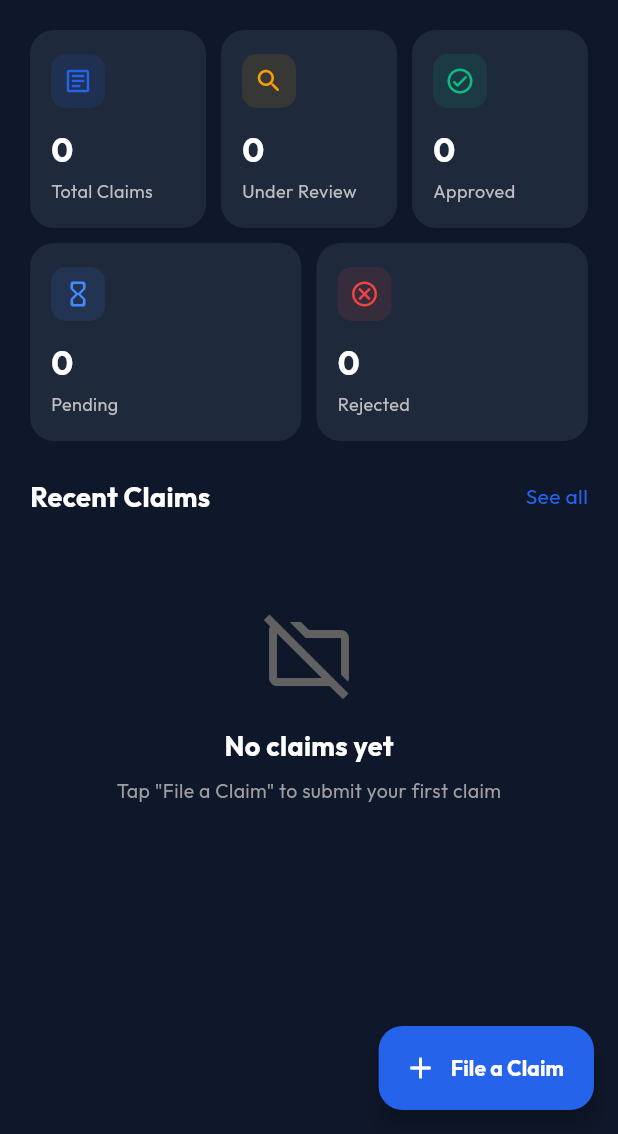
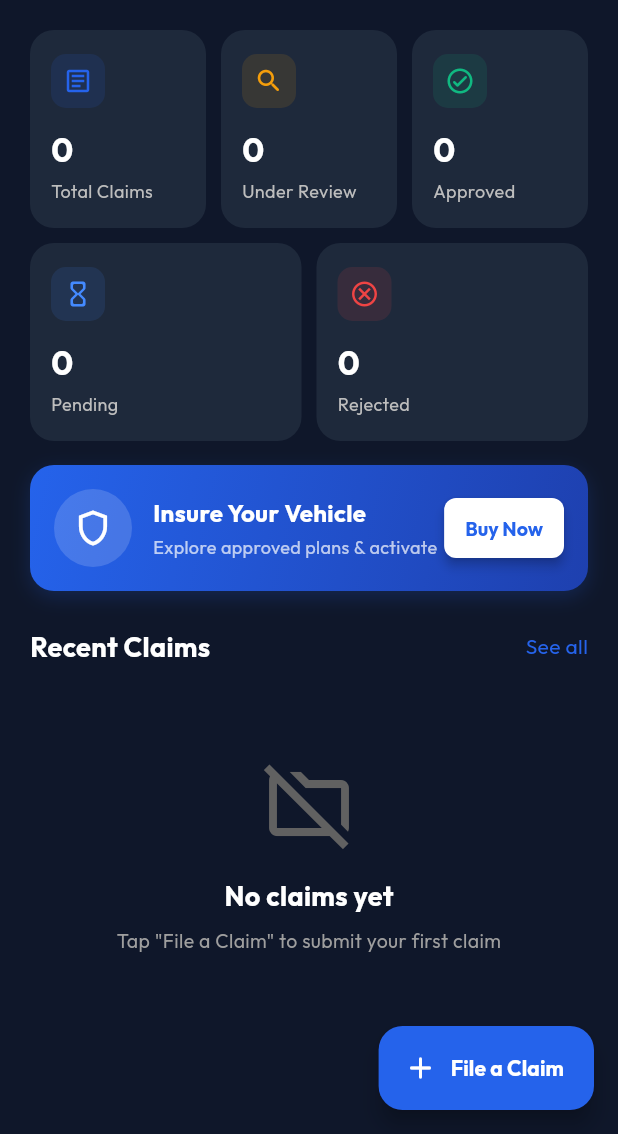
Before and after one commit to viveknarawade/Automated-Insurance-Claim-Fraud-Investigator, a Flutter app: the CustomerDashboardScreen screen opened directly, on a phone screen of 412 x 824 dp, the part 102-1236 px from its top. Run offline on Flutter 3.47's test engine with Material 3 defaults, Android fonts, the phone set to English and light mode, and no system bars; our stand-ins replace file_picker, google_fonts, image_picker, shared_preferences; accounts and stored records are empty; network calls fail.

Commit message:
Enable method security, protect policies endpoint, and add policy action cards to customer dashboard

```diff
--- a/insurance_flutter_app/lib/screens/customer/customer_dashboard_screen.dart
+++ b/insurance_flutter_app/lib/screens/customer/customer_dashboard_screen.dart
@@ -7,6 +7,7 @@ import '../../services/claim_service.dart';
 import '../../theme/app_theme.dart';
 import 'claim_detail_screen.dart';
 import 'submit_claim_screen.dart';
+import 'buy_policy_screen.dart';
 
 class CustomerDashboardScreen extends StatefulWidget {
   const CustomerDashboardScreen({super.key});
@@ -240,6 +241,102 @@ class _CustomerDashboardScreenState extends State<CustomerDashboardScreen> {
                           ),
                         ],
                       ),
+              ),
+            ),
+
+            // ── QUICK ACTION: EXPLORE / BUY POLICY ────────────
+            SliverToBoxAdapter(
+              child: Padding(
+                padding: const EdgeInsets.fromLTRB(20, 16, 20, 0),
+                child: Container(
+                  padding: const EdgeInsets.all(16),
+                  decoration: BoxDecoration(
+                    gradient: const LinearGradient(
+                      colors: [
+                        AppTheme.primaryBlue,
+                        Color(0xFF1E40AF),
+                      ],
+                      begin: Alignment.topLeft,
+                      end: Alignment.bottomRight,
+                    ),
+                    borderRadius: BorderRadius.circular(16),
+                    boxShadow: [
+                      BoxShadow(
+                        color: AppTheme.primaryBlue.withAlpha(50),
+                        blurRadius: 10,
+                        offset: const Offset(0, 4),
+                      ),
+                    ],
+                  ),
+                  child: Row(
+                    children: [
+                      Container(
+                        padding: const EdgeInsets.all(12),
+                        decoration: BoxDecoration(
+                          color: Colors.white.withAlpha(40),
+                          shape: BoxShape.circle,
+                        ),
+                        child: const Icon(
+                          Icons.shield_outlined,
+                          color: Colors.white,
+                          size: 28,
+                        ),
+                      ),
+                      const SizedBox(width: 14),
+                      const Expanded(
+                        child: Column(
+                          crossAxisAlignment: CrossAxisAlignment.start,
+                          children: [
+                            Text(
+                              'Insure Your Vehicle',
+                              style: TextStyle(
+                                color: Colors.white,
+                                fontSize: 16,
+                                fontWeight: FontWeight.bold,
+                              ),
+                            ),
+                            SizedBox(height: 2),
+                            Text(
+                              'Explore approved plans & activate',
+                              style: TextStyle(
+                                color: Colors.white70,
+                                fontSize: 12,
+                              ),
+                            ),
+                          ],
+                        ),
+                      ),
+                      ElevatedButton(
+                        onPressed: () {
+                          Navigator.push(
+                            context,
+                            MaterialPageRoute(
+                              builder: (_) => const BuyPolicyScreen(),
+                            ),
+                          );
+                        },
+                        style: ElevatedButton.styleFrom(
+                          backgroundColor: Colors.white,
+                          foregroundColor: AppTheme.primaryBlue,
+                          padding: const EdgeInsets.symmetric(
+                            horizontal: 14,
+                            vertical: 8,
+                          ),
+                          shape: RoundedRectangleBorder(
+                            borderRadius: BorderRadius.circular(8),
+                          ),
+                        ),
+                        child: const Text(
+                          'Buy Now',
+                          style: TextStyle(
+                            fontWeight: FontWeight.bold,
+                            fontSize: 13,
+                          ),
+                        ),
+                      ),
+                    ],
+                  ),
+                ),
               ),
             ),
 
--- a/insurance_flutter_app/lib/screens/customer/my_policies_screen.dart
+++ b/insurance_flutter_app/lib/screens/customer/my_policies_screen.dart
@@ -56,7 +56,11 @@ class _MyPoliciesScreenState extends State<MyPoliciesScreen> {
                               Navigator.push(
                                 context,
                                 MaterialPageRoute(builder: (_) => const BuyPolicyScreen()),
-                              ).then((_) => context.read<PolicyProvider>().fetchMyPolicies());
+                              ).then((_) {
+                                if (context.mounted) {
+                                  context.read<PolicyProvider>().fetchMyPolicies();
+                                }
+                              });
                             },
                             icon: const Icon(Icons.shield_outlined),
                             label: const Text('Explore & Buy Policy'),
@@ -124,13 +128,18 @@ class _MyPoliciesScreenState extends State<MyPoliciesScreen> {
                           ),
                         );
                       },
-      ),
+                    ),
+            ),
       floatingActionButton: FloatingActionButton.extended(
         onPressed: () {
           Navigator.push(
             context,
             MaterialPageRoute(builder: (_) => const BuyPolicyScreen()),
-          ).then((_) => context.read<PolicyProvider>().fetchMyPolicies());
+          ).then((_) {
+            if (context.mounted) {
+              context.read<PolicyProvider>().fetchMyPolicies();
+            }
+          });
         },
         icon: const Icon(Icons.add_shopping_cart),
         label: const Text('Buy / Apply Policy'),
```
Also changed, not shown: 1 other file.
